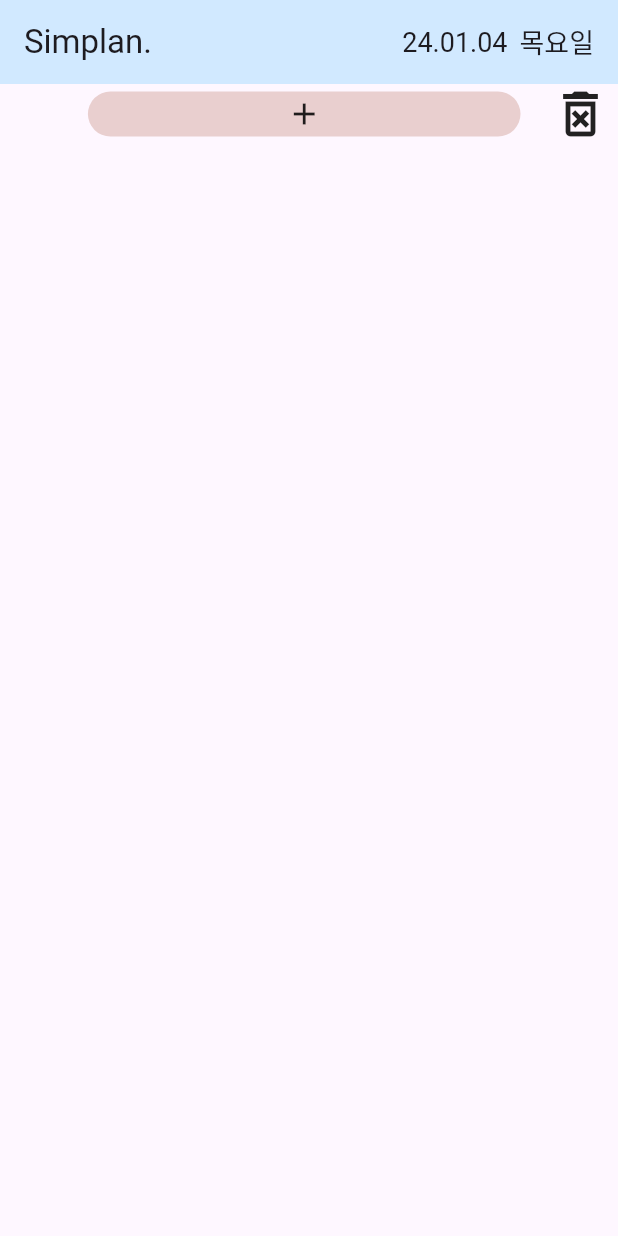
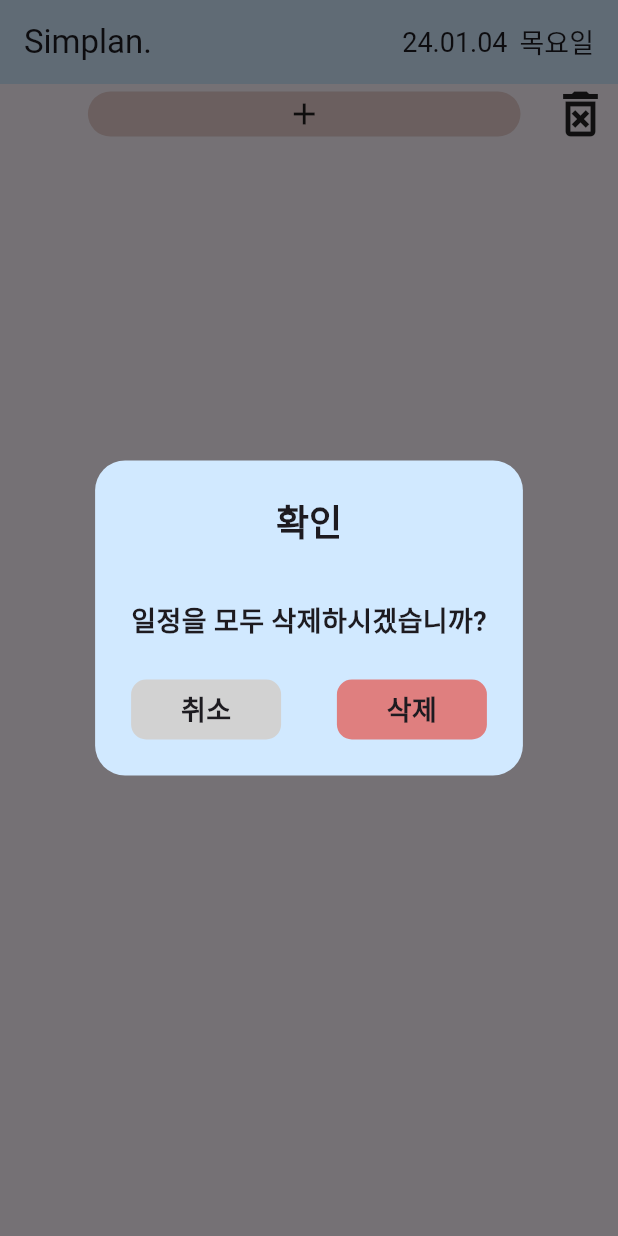
Before and after one commit to cjfal2/Simplan, a Flutter app: the screen it shows after launch, after a tap on the "delete forever" icon, on a phone screen of 412 x 824 dp. Run offline on Flutter 3.47's test engine with Material 3 defaults, Android fonts, the phone set to English and light mode, and no system bars; our stand-ins replace get, get_storage.

Commit message:
추가: 컨펌창 달기 성공

```diff
--- /dev/null
+++ b/simplan/lib/dialogs/delete_all_dialog.dart
@@ -0,0 +1,97 @@
+import 'package:flutter/material.dart';
+import 'package:get/get.dart';
+import 'package:get_storage/get_storage.dart';
+import 'package:simplan/controller/to_do_controller.dart';
+
+Future deleteAllDialog(context) async {
+  final toDoController = Get.put(ToDoController());
+  GetStorage box = GetStorage();
+
+  return showDialog(
+    context: context,
+    barrierDismissible: false,
+    builder: (BuildContext context) => GestureDetector(
+      onTap: () {
+        FocusScope.of(context).unfocus();
+      },
+      child: AlertDialog(
+        backgroundColor: Color(0xFFD1E9FF),
+        shape: RoundedRectangleBorder(borderRadius: BorderRadius.circular(20)),
+        title: Text(
+          '확인',
+          textAlign: TextAlign.center,
+          style: TextStyle(fontWeight: FontWeight.bold),
+        ),
+        content: SingleChildScrollView(
+          child: Column(
+            crossAxisAlignment: CrossAxisAlignment.start,
+            children: [
+              SizedBox(
+                  height: 70,
+                  child: Center(
+                      child: Text(
+                    "일정을 모두 삭제하시겠습니까?",
+                    style: TextStyle(
+                      fontSize: 18,
+                      fontWeight: FontWeight.w600,
+                    ),
+                  ))),
+              Padding(
+                padding: const EdgeInsets.only(top: 4),
+                child: Row(
+                  mainAxisAlignment: MainAxisAlignment.spaceBetween,
+                  children: [
+                    GestureDetector(
+                      onTap: () => {Get.back()},
+                      child: Container(
+                        width: 100,
+                        height: 40,
+                        decoration: BoxDecoration(
+                          color: Color(0xFFD2D2D2),
+                          borderRadius: BorderRadius.circular(10),
+                        ),
+                        child: Center(
+                          child: Text(
+                            "취소",
+                            style: TextStyle(
+                              fontSize: 18,
+                              fontWeight: FontWeight.w600,
+                            ),
+                          ),
+                        ),
+                      ),
+                    ),
+                    GestureDetector(
+                      onTap: () async {
+                        toDoController.deleteAllTasks();
+                        await box.erase();
+                        Get.back(); // 다이얼로그 닫기
+                      },
+                      child: Container(
+                        width: 100,
+                        height: 40,
+                        decoration: BoxDecoration(
+                          color: Color.fromARGB(255, 223, 127, 127),
+                          borderRadius: BorderRadius.circular(10),
+                        ),
+                        child: Center(
+                          child: Text(
+                            "삭제",
+                            style: TextStyle(
+                              fontSize: 18,
+                              fontWeight: FontWeight.w600,
+                            ),
+                          ),
+                        ),
+                      ),
+                    ),
+                  ],
+                ),
+              )
+            ],
+          ),
+        ),
+      ),
+    ),
+  );
+}
--- a/simplan/lib/home/home.dart
+++ b/simplan/lib/home/home.dart
@@ -1,10 +1,8 @@
 import 'package:flutter/material.dart';
-import 'package:get_storage/get_storage.dart';
+import 'package:simplan/dialogs/delete_all_dialog.dart';
 import 'package:simplan/widgets/now_widget.dart';
 import 'package:simplan/widgets/add_button.dart';
 import 'package:simplan/widgets/plans.dart';
-import 'package:get/get.dart';
-import 'package:simplan/controller/to_do_controller.dart';
 
 class Home extends StatefulWidget {
   const Home({super.key});
@@ -16,8 +14,6 @@ class Home extends StatefulWidget {
 class _HomeState extends State<Home> {
   @override
   Widget build(BuildContext context) {
-    final toDoController = Get.put(ToDoController());
-    GetStorage box = GetStorage();
     Size screenSize = MediaQuery.of(context).size;
     bool temp = true;
     return Scaffold(
@@ -50,10 +46,8 @@ class _HomeState extends State<Home> {
                           ),
                           InkWell(
                             onTap: () async {
-                              toDoController.deleteAllTasks();
-                              await box.erase();
+                              deleteAllDialog(context);
                               setState(() {
-                                // super.setState();
                                 temp = !temp;
                               });
                             },
--- a/simplan/lib/widgets/add_button.dart
+++ b/simplan/lib/widgets/add_button.dart
@@ -1,5 +1,5 @@
 import 'package:flutter/material.dart';
-import 'package:simplan/widgets/add_dialog.dart';
+import 'package:simplan/dialogs/add_dialog.dart';
 
 class AddButton extends StatelessWidget {
   const AddButton({
--- a/simplan/lib/widgets/plans.dart
+++ b/simplan/lib/widgets/plans.dart
@@ -2,7 +2,7 @@ import 'package:flutter/material.dart';
 import 'package:get/get.dart';
 import 'package:get_storage/get_storage.dart';
 import 'package:simplan/controller/to_do_controller.dart';
-import 'package:simplan/widgets/detail_dialog.dart';
+import 'package:simplan/dialogs/detail_dialog.dart';
 
 class Plans extends StatefulWidget {
   const Plans({
```
Also changed, not shown: simplan/lib/dialogs/delete_one_dialog.dart (added, +100 -0 lines), simplan/lib/dialogs/detail_dialog.dart (renamed from simplan/lib/widgets/detail_dialog.dart, +7 -5 lines), simplan/lib/dialogs/add_dialog.dart (renamed from simplan/lib/widgets/add_dialog.dart), simplan/pubspec.yaml (line endings or trailing spaces).
